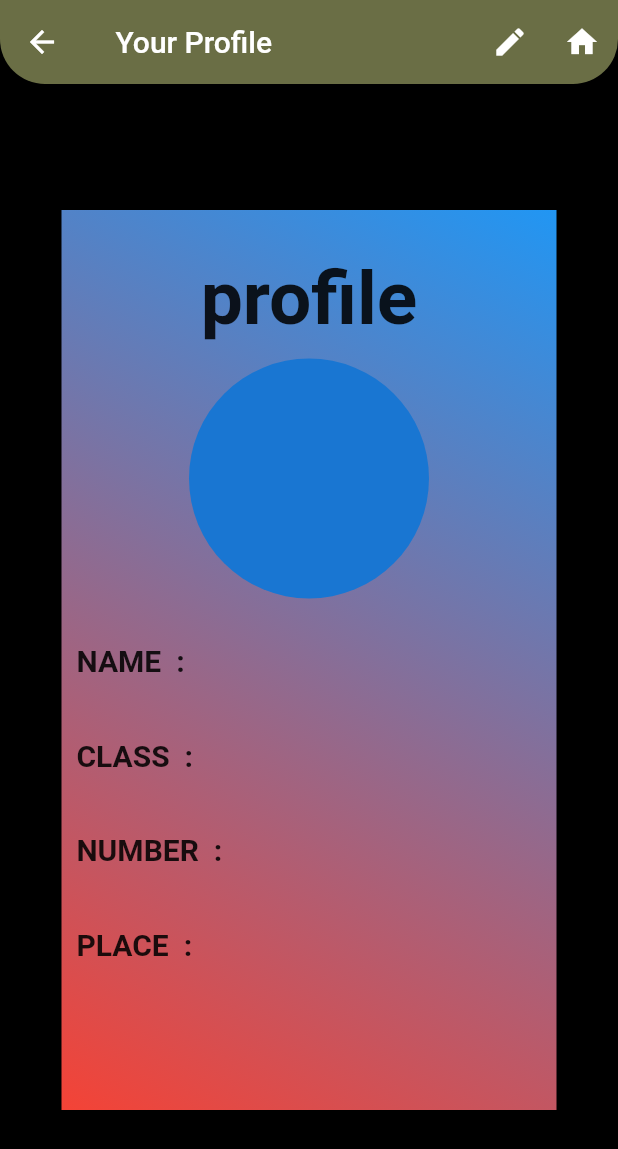
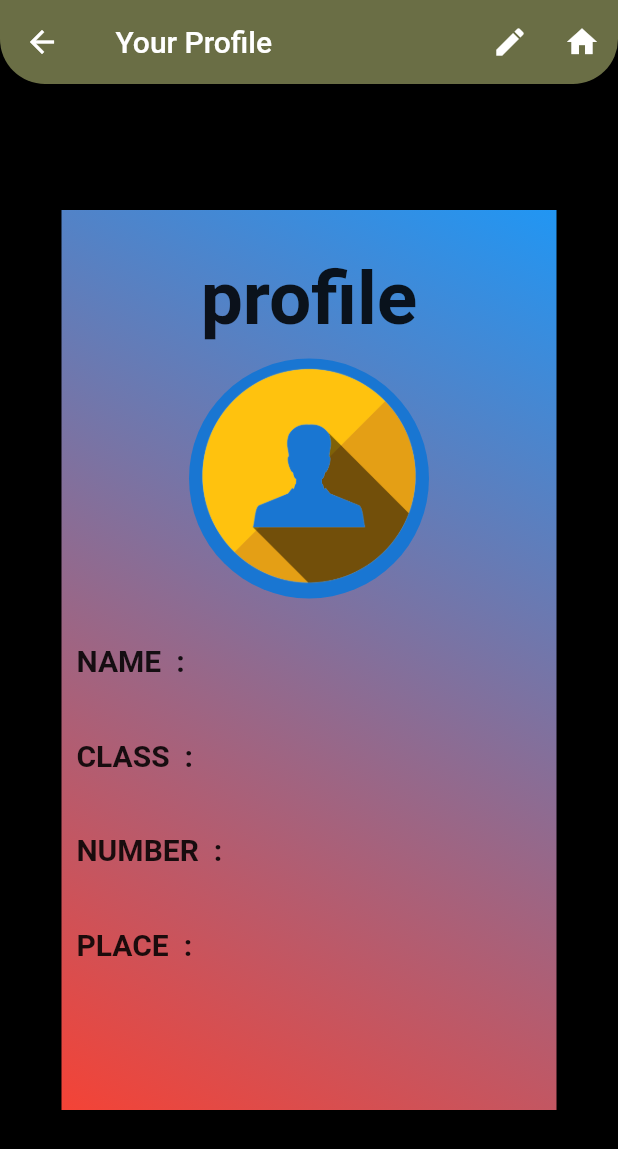
Before and after one commit to thwasim/StudentList_Getx, a Flutter app: the Profilhome screen opened directly with empty values, on a phone screen of 412 x 824 dp. Shown: the top 1149 px of the screen. Run offline on Flutter 3.47's test engine with Material 2 defaults, Android fonts, the phone set to English and light mode, and no system bars; our stand-ins replace hive_flutter, image_picker; accounts and stored records are empty; network calls fail.

Commit message:
first commit

```diff
--- a/lib/main.dart
+++ b/lib/main.dart
@@ -4,11 +4,7 @@ import 'package:main_project2/functions/db_functions.dart';
 import 'package:main_project2/model/data_model.dart';
 import 'package:main_project2/splash.dart';
 
-
 Future<void> main() async{
-
-//============register the hive code============//
-
   WidgetsFlutterBinding.ensureInitialized();
   await Hive.initFlutter();
   if(!Hive.isAdapterRegistered(StudentmodelAdapter().typeId)){
--- a/lib/screen/edite_screen.dart
+++ b/lib/screen/edite_screen.dart
@@ -4,7 +4,6 @@ import 'package:flutter/material.dart';
 import 'package:main_project2/functions/db_functions.dart';
 import 'package:main_project2/screen/screen_home.dart';
 
-// ignore: must_be_immutable
 class Editescreen extends StatelessWidget {
   final String name;
   final String age;
@@ -74,7 +73,7 @@ class Editescreen extends StatelessWidget {
                 ),
                 CircleAvatar(
                     radius: 80,
-                    child: img.trim().isNotEmpty
+                    child: imagesss.trim().isNotEmpty
                         ? CircleAvatar(
                             radius: 80,
                             backgroundImage: MemoryImage(
--- a/lib/screen/profile_student.dart
+++ b/lib/screen/profile_student.dart
@@ -1,7 +1,7 @@
 import 'dart:convert';
 import 'package:flutter/material.dart';
-import 'package:main_project2/functions/db_functions.dart';
 import 'package:main_project2/screen/edite_screen.dart';
+import 'package:main_project2/screen/image.dart';
 import 'package:main_project2/screen/screen_home.dart';
 
 class Profilhome extends StatelessWidget {
@@ -94,19 +94,22 @@ class Profilhome extends StatelessWidget {
                   height: 10,
                 ),
 //===========show the profile images in profile===============//
-                CircleAvatar(
+                InkWell(
+                  onTap:(){
+                    Navigator.of(context).push(MaterialPageRoute(builder: (ctx)=>Imageshow(imagesss: imagesss,)));
+                  },
+                  child: CircleAvatar(
                       radius: 80,
-                    child: img.trim().isNotEmpty
+                      child: imagesss.trim().isNotEmpty
                           ? CircleAvatar(
                               radius: 80,
                               backgroundImage: MemoryImage(
                                 const Base64Decoder().convert(imagesss),
                               ),
                             )
-                        : const SizedBox(
-                            width: 50,
-                            height: 50,
-                          )),
+                          : Image.asset('assets/image1 (2).png'),
+                          ),
+                ),
                 const SizedBox(
                   height: 30,
                 ),
--- a/lib/screen/search_screen.dart
+++ b/lib/screen/search_screen.dart
@@ -13,9 +13,7 @@ class Searchscreen extends StatelessWidget {
   Widget build(BuildContext context) {
     return Scaffold(
       appBar: AppBar(
-// ==============set the appbar===========//
           backgroundColor: const Color.fromARGB(255, 106, 110, 69),
-//=================set the search bar ================//
           title: Container(
             width: double.infinity,
             height: 40,
--- a/lib/splash.dart
+++ b/lib/splash.dart
@@ -19,18 +19,18 @@ class _ScreensplahState extends State<Screensplah> {
   Widget build(BuildContext context) {
     return Scaffold(
       body: Column(
+        // mainAxisAlignment: MainAxisAlignment.center,
         children:  [
           Image.network('https://cdn.dribbble.com/users/1378322/screenshots/3918042/list-app-icon.png'),
          const SizedBox(height:200 ,),
           Image.network('https://i.gifer.com/XoCu.gif')
         ],
-
       ),
     );
   }
 
   Future<void> gohome() async {
-    await Future.delayed(const Duration(seconds: 6));
+    await Future.delayed(const Duration(seconds: 5));
     Navigator.of(context).pushReplacement(MaterialPageRoute(
       builder: (context) =>const Screenhome(),
     ));
```
Also changed, not shown: lib/functions/db_functions.dart (+0 -19 lines), lib/screen/add_students.dart (+28 -6 lines), lib/screen/image.dart (added, +31 -0 lines), lib/screen/screen_home.dart (+3 -29 lines), assets/image1 (2).png (added), assets/image1.png (deleted), assets/profile.webp (deleted), pubspec.lock. Lines whose indentation alone changed are shown as unchanged.
